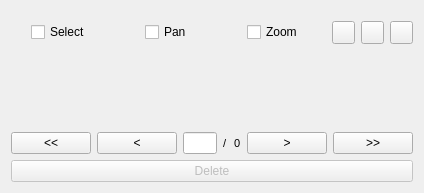
Qt form src/NavTable/ui/main_panel.ui (fpsampayo/qgis-navtable) before a commit.
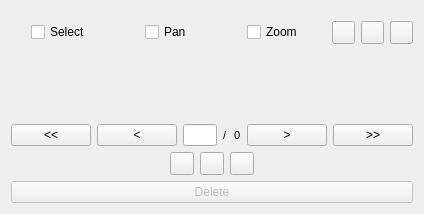
The same form after that commit.

Commit message:
feat: Add quick action bar for selection, zoom, and pan
- Add a centered action bar with Select/Deselect, Zoom, and Pan buttons.
- Implement native QGIS zoom (zoomToFeatureIds) and pan logic.
- Synchronize Select button icon with layer selection state.
- Unify automatic and manual navigation logic.

```diff
--- a/src/NavTable/ui/main_panel.ui
+++ b/src/NavTable/ui/main_panel.ui
@@ -239,6 +239,57 @@
        </item>
       </layout>
      </item>
+     <item>
+      <layout class="QHBoxLayout" name="horizontalLayout_actions">
+       <item>
+        <spacer name="horizontalSpacer_3">
+         <property name="orientation">
+          <enum>Qt::Horizontal</enum>
+         </property>
+         <property name="sizeHint" stdset="0">
+          <size>
+           <width>40</width>
+           <height>20</height>
+          </size>
+         </property>
+        </spacer>
+       </item>
+       <item>
+        <widget class="QToolButton" name="selectBT">
+         <property name="toolTip">
+          <string>Select/Deselect current feature</string>
+         </property>
+        </widget>
+       </item>
+       <item>
+        <widget class="QToolButton" name="zoomBT">
+         <property name="toolTip">
+          <string>Zoom to current feature</string>
+         </property>
+        </widget>
+       </item>
+       <item>
+        <widget class="QToolButton" name="panBT">
+         <property name="toolTip">
+          <string>Pan to current feature</string>
+         </property>
+        </widget>
+       </item>
+       <item>
+        <spacer name="horizontalSpacer_4">
+         <property name="orientation">
+          <enum>Qt::Horizontal</enum>
+         </property>
+         <property name="sizeHint" stdset="0">
+          <size>
+           <width>40</width>
+           <height>20</height>
+          </size>
+         </property>
+        </spacer>
+       </item>
+      </layout>
+     </item>
      <item>
       <layout class="QHBoxLayout" name="horizontalLayout_3">
        <item>
```
The commit also changes 1 other file.
